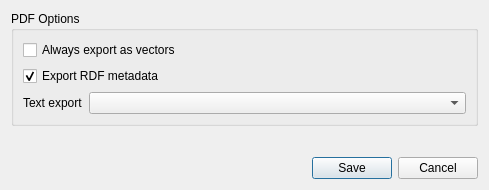
carsmie/QGIS, file src/ui/layout/qgspdfexportoptions.ui: the form before one commit.
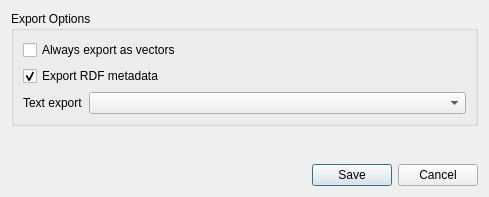
The form after the commit. Custom widgets are drawn as their Qt base class.

Commit message: Unify appearance and behaviour of export settings dialogs

```diff
--- a/src/ui/layout/qgspdfexportoptions.ui
+++ b/src/ui/layout/qgspdfexportoptions.ui
@@ -7,7 +7,7 @@
     <x>0</x>
     <y>0</y>
     <width>489</width>
-    <height>190</height>
+    <height>197</height>
    </rect>
   </property>
   <property name="windowTitle">
@@ -17,7 +17,7 @@
    <item>
     <widget class="QgsCollapsibleGroupBoxBasic" name="groupBox">
      <property name="title">
-      <string>PDF Options</string>
+      <string>Export Options</string>
      </property>
      <layout class="QGridLayout" name="gridLayout" columnstretch="0,1">
       <item row="1" column="0" colspan="2">
```
The commit also changes 3 other files.
